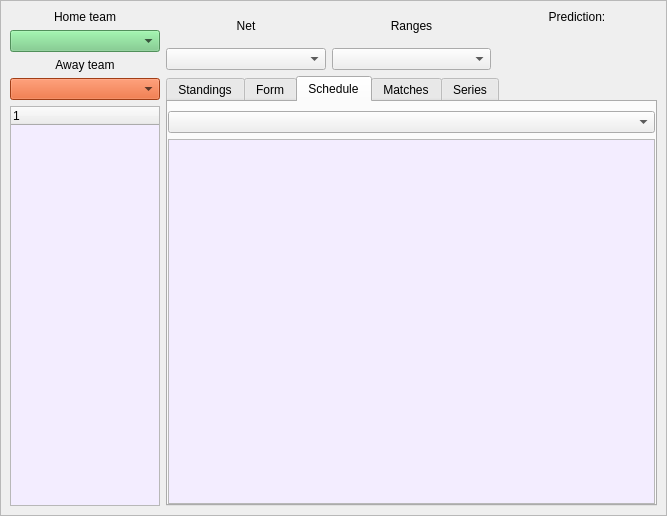
Before: the Qt Designer form data/ui/statistics.ui in jacek-markowski/BetBoy, drawn with Qt 5.
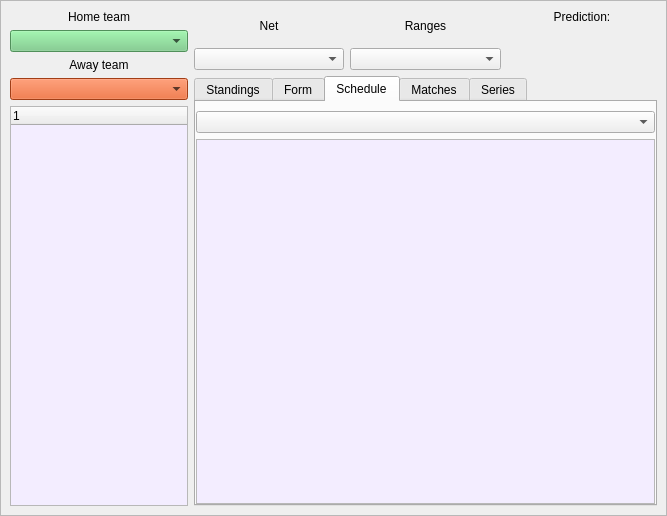
After: the same form once the commit is applied.

Diff of the .ui file:
```diff
--- a/data/ui/statistics.ui
+++ b/data/ui/statistics.ui
@@ -95,7 +95,7 @@
            </property>
            <property name="maximumSize">
             <size>
-             <width>200</width>
+             <width>400</width>
              <height>16777215</height>
             </size>
            </property>
```
